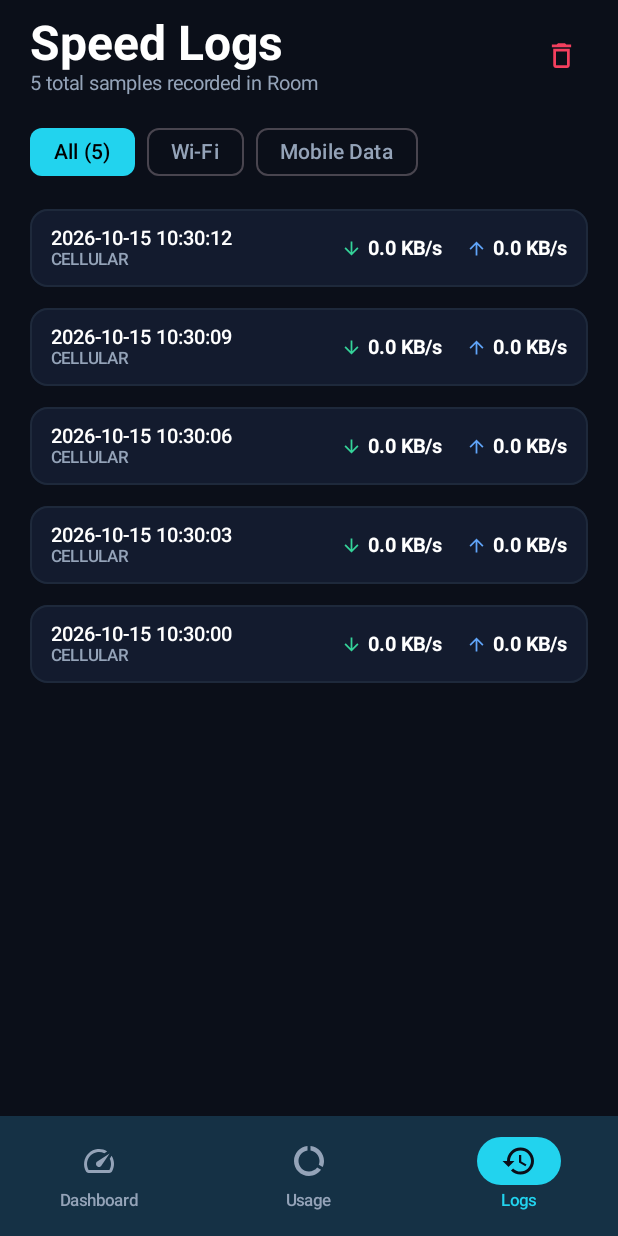
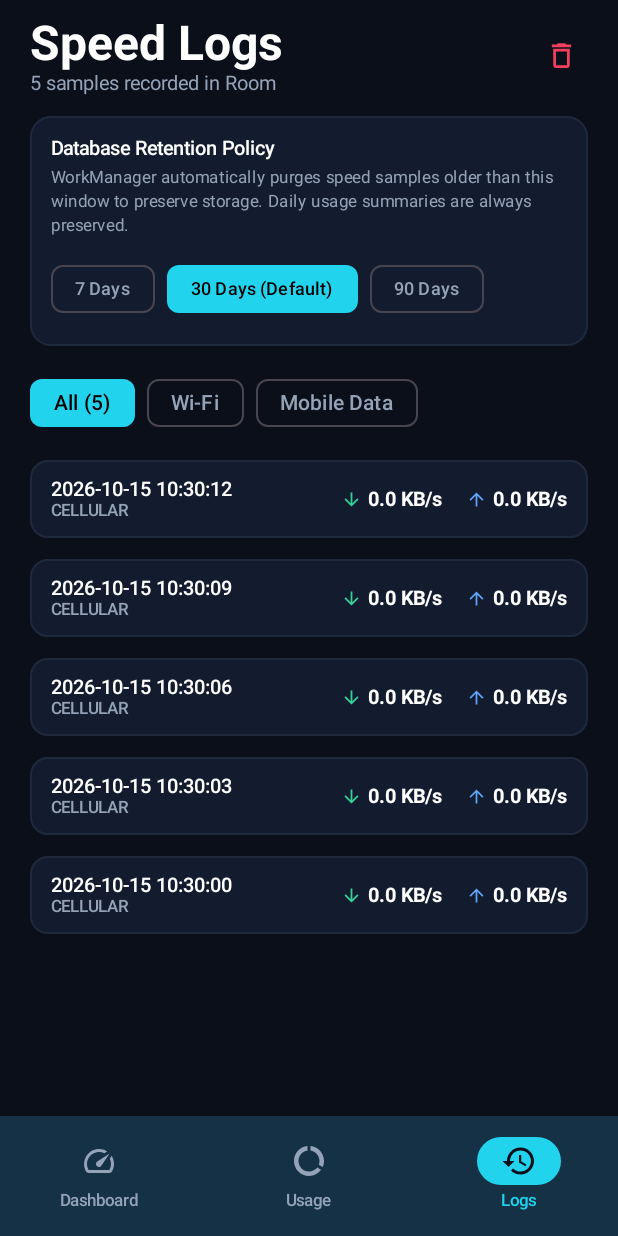
Before and after one commit to ayushgohil/Internet-Speed-Tracker-App, an Android app built with Jetpack Compose: the screen it shows after launch (MainActivity), item 3 of the bottom bar chosen, on a phone screen of 412 x 824 dp. Run offline under Robolectric (Android 15) with nearby library versions, the phone set to English and light mode, and no system bars; our stand-ins replace Room's generated code; 1 statement that could not run was skipped.

Commit message:
feat: Phase 7 final reliability, WorkManager log retention, and diagnostics
- Multi-day historical recovery: zero-value & delayed drop protection, timezone safety, year-end rollover
- Background Service: exception-safe foreground start, consecutive zero sample suppression, screen-off throttling (5s)
- Log Retention: configurable 7/30/90 days retention policy backed by WorkManager, preserving daily usage summaries
- Diagnostics: verified service status (Active, Stopped, Unknown, Needs Permission), last error logging, hardware info
- UI: enhanced Diagnostics section on Dashboard, retention policy selector on Logs, forced reconciliation on Usage refresh
- Automated QA: 23 unit tests covering diagnostics state, log retention, multi-day boundaries, and formatting

Co-authored-by: Ayush Gohil <ayush.gohil12@gmail.com>

```diff
--- a/app/build.gradle.kts
+++ b/app/build.gradle.kts
@@ -82,6 +82,9 @@ dependencies {
     implementation("androidx.room:room-ktx:$roomVersion")
     ksp("androidx.room:room-compiler:$roomVersion")
 
+    // WorkManager for background log retention
+    implementation("androidx.work:work-runtime-ktx:2.9.0")
+
     // Testing
     testImplementation("junit:junit:4.13.2")
     debugImplementation("androidx.compose.ui:ui-tooling")
--- a/app/src/main/AndroidManifest.xml
+++ b/app/src/main/AndroidManifest.xml
@@ -12,6 +12,7 @@
     <!-- Foreground service and background resilience permissions -->
     <uses-permission android:name="android.permission.FOREGROUND_SERVICE" />
     <uses-permission android:name="android.permission.FOREGROUND_SERVICE_SPECIAL_USE" />
+    <uses-permission android:name="android.permission.FOREGROUND_SERVICE_DATA_SYNC" />
     <uses-permission android:name="android.permission.POST_NOTIFICATIONS" />
     <uses-permission android:name="android.permission.RECEIVE_BOOT_COMPLETED" />
     <uses-permission android:name="android.permission.REQUEST_IGNORE_BATTERY_OPTIMIZATIONS" />
--- a/app/src/main/java/com/ayush/netpulse/NetPulseApp.kt
+++ b/app/src/main/java/com/ayush/netpulse/NetPulseApp.kt
@@ -27,6 +27,7 @@ class NetPulseApp : Application() {
     override fun onCreate() {
         super.onCreate()
         instance = this
+        com.ayush.netpulse.worker.LogRetentionWorker.enqueuePeriodic(this)
     }
 
     companion object {
--- a/app/src/main/java/com/ayush/netpulse/data/model/DiagnosticsInfo.kt
+++ b/app/src/main/java/com/ayush/netpulse/data/model/DiagnosticsInfo.kt
@@ -1,6 +1,5 @@
 package com.ayush.netpulse.data.model
 
-import com.ayush.netpulse.util.NetworkUtils
 import java.text.SimpleDateFormat
 import java.util.Date
 import java.util.Locale
@@ -14,6 +13,9 @@ data class DiagnosticsInfo(
     val lastReconciliationStatus: String = "Not yet executed",
     val lastServiceStartTimestamp: Long = 0L,
     val lastServiceStopReason: String = "None",
+    val lastKnownError: String? = null,
+    val logRetentionDays: Int = 30,
+    val lastCleanupTimestamp: Long = 0L,
     val hasNotificationPermission: Boolean = false,
     val hasUsageAccessPermission: Boolean = false,
     val isBatteryOptimizationIgnored: Boolean = false,
@@ -22,6 +24,20 @@ data class DiagnosticsInfo(
     val deviceManufacturer: String = "",
     val deviceModel: String = ""
 ) {
+    /**
+     * Resolves the verified service state using requested standard categories:
+     * "Active", "Stopped", "Unknown", or "Needs Permission".
+     * Does not assume the service is running merely because monitoring is enabled in prefs.
+     */
+    val resolvedServiceStatus: String
+        get() = when {
+            isForegroundServiceRunning -> "Active"
+            !hasNotificationPermission -> "Needs Permission"
+            !isBackgroundMonitoringEnabled -> "Stopped"
+            isServiceStatePotentiallyStale -> "Unknown (Stale)"
+            else -> "Unknown"
+        }
+
     fun formatTimestamp(timestamp: Long): String {
         if (timestamp <= 0L) return "Never"
         val sdf = SimpleDateFormat("yyyy-MM-dd HH:mm:ss", Locale.getDefault())
--- a/app/src/main/java/com/ayush/netpulse/ui/MainActivity.kt
+++ b/app/src/main/java/com/ayush/netpulse/ui/MainActivity.kt
@@ -59,8 +59,9 @@ class MainActivity : ComponentActivity() {
                     onRequestBatteryOptimization = {
                         startActivity(NetworkUtils.createIgnoreBatteryOptimizationIntent(this))
                     },
-                    onRefreshUsage = { viewModel.loadDailyDataUsage() },
-                    onClearLogs = { viewModel.clearLogs() }
+                    onRefreshUsage = { viewModel.loadDailyDataUsage(forceReconcile = true) },
+                    onClearLogs = { viewModel.clearLogs() },
+                    onSetLogRetentionDays = { days -> viewModel.setLogRetentionDays(days) }
                 )
             }
         }
--- a/app/src/main/java/com/ayush/netpulse/ui/MainScreen.kt
+++ b/app/src/main/java/com/ayush/netpulse/ui/MainScreen.kt
@@ -37,6 +37,7 @@ fun MainScreen(
     onRequestBatteryOptimization: () -> Unit,
     onRefreshUsage: () -> Unit,
     onClearLogs: () -> Unit,
+    onSetLogRetentionDays: (Int) -> Unit = {},
     modifier: Modifier = Modifier
 ) {
     var currentScreen by rememberSaveable { mutableStateOf(NavScreen.DASHBOARD) }
@@ -102,6 +103,8 @@ fun MainScreen(
             NavScreen.LOGS -> {
                 LogsTab(
                     records = uiState.recentRecords,
+                    retentionDays = uiState.diagnosticsInfo.logRetentionDays,
+                    onSetRetentionDays = onSetLogRetentionDays,
                     onClearLogs = onClearLogs,
                     modifier = Modifier.padding(innerPadding)
                 )
--- a/app/src/main/java/com/ayush/netpulse/ui/dashboard/DashboardTab.kt
+++ b/app/src/main/java/com/ayush/netpulse/ui/dashboard/DashboardTab.kt
@@ -632,6 +632,13 @@ private fun QuickNavCard(
 
 @Composable
 private fun DiagnosticsSection(diagnostics: DiagnosticsInfo) {
+    val serviceStatusColor = when (diagnostics.resolvedServiceStatus) {
+        "Active" -> Emerald400
+        "Stopped" -> Slate400
+        "Needs Permission" -> Amber500
+        else -> Rose500
+    }
+
     Card(
         modifier = Modifier
             .fillMaxWidth()
@@ -662,9 +669,15 @@ private fun DiagnosticsSection(diagnostics: DiagnosticsInfo) {
             Spacer(modifier = Modifier.height(10.dp))
 
             DiagnosticItemRow(
-                label = "Service Process",
-                value = if (diagnostics.isForegroundServiceRunning) "Running" else "Stopped",
-                valueColor = if (diagnostics.isForegroundServiceRunning) Emerald400 else Slate400
+                label = "Monitoring",
+                value = if (diagnostics.isBackgroundMonitoringEnabled) "Enabled" else "Disabled",
+                valueColor = if (diagnostics.isBackgroundMonitoringEnabled) Cyan400 else Slate400
+            )
+
+            DiagnosticItemRow(
+                label = "Last Known Service State",
+                value = diagnostics.resolvedServiceStatus,
+                valueColor = serviceStatusColor
             )
 
             if (diagnostics.isServiceStatePotentiallyStale) {
@@ -676,46 +689,69 @@ private fun DiagnosticsSection(diagnostics: DiagnosticsInfo) {
             }
 
             DiagnosticItemRow(
-                label = "Background Preference",
-                value = if (diagnostics.isBackgroundMonitoringEnabled) "Auto-start on boot" else "Disabled",
-                valueColor = Color.White
-            )
-
-            DiagnosticItemRow(
-                label = "Last Speed Sample",
-                value = diagnostics.formatTimestamp(diagnostics.lastSpeedSampleTimestamp),
-                valueColor = Color.White
-            )
-
-            DiagnosticItemRow(
                 label = "Last Service Start",
                 value = diagnostics.formatTimestamp(diagnostics.lastServiceStartTimestamp),
                 valueColor = Color.White
             )
 
             DiagnosticItemRow(
-                label = "Last Stop Reason",
-                value = diagnostics.lastServiceStopReason,
-                valueColor = Slate400
+                label = "Last Speed Measurement",
+                value = diagnostics.formatTimestamp(diagnostics.lastSpeedSampleTimestamp),
+                valueColor = Color.White
             )
 
             DiagnosticItemRow(
-                label = "Historical Recovery",
+                label = "Historical Reconciliation",
+                value = diagnostics.formatTimestamp(diagnostics.lastReconciliationTimestamp),
+                valueColor = Color.White
+            )
+
+            DiagnosticItemRow(
+                label = "Reconciliation Status",
                 value = diagnostics.lastReconciliationStatus,
                 valueColor = if (diagnostics.lastReconciliationStatus.startsWith("Success")) Emerald400 else Slate400
             )
 
             DiagnosticItemRow(
-                label = "Battery Governor",
+                label = "Usage Access",
+                value = if (diagnostics.hasUsageAccessPermission) "Granted" else "Needs Permission",
+                valueColor = if (diagnostics.hasUsageAccessPermission) Emerald400 else Amber500
+            )
+
+            DiagnosticItemRow(
+                label = "Notification Permission",
+                value = if (diagnostics.hasNotificationPermission) "Granted" else "Needs Permission",
+                valueColor = if (diagnostics.hasNotificationPermission) Emerald400 else Amber500
+            )
+
+            DiagnosticItemRow(
+                label = "Battery Optimization",
                 value = if (diagnostics.isBatteryOptimizationIgnored) "Unrestricted" else "Optimized",
                 valueColor = if (diagnostics.isBatteryOptimizationIgnored) Emerald400 else Amber500
             )
 
             DiagnosticItemRow(
-                label = "Device Hardware",
-                value = "${diagnostics.deviceManufacturer} ${diagnostics.deviceModel} (Android ${diagnostics.androidVersion})",
+                label = "Android & Hardware",
+                value = "${diagnostics.deviceManufacturer} ${diagnostics.deviceModel} (Android ${diagnostics.androidVersion}, API ${diagnostics.apiLevel})",
                 valueColor = Slate400
             )
+
+            if (!diagnostics.lastKnownError.isNullOrBlank()) {
+                Spacer(modifier = Modifier.height(6.dp))
+                Box(
+                    modifier = Modifier
+                        .fillMaxWidth()
+                        .background(Rose500.copy(alpha = 0.1f), RoundedCornerShape(8.dp))
+                        .padding(horizontal = 10.dp, vertical = 6.dp)
+                ) {
+                    Text(
+                        text = "Last Known Error: ${diagnostics.lastKnownError}",
+                        style = MaterialTheme.typography.bodySmall,
+                        color = Rose500,
+                        fontSize = 11.sp
+                    )
+                }
+            }
         }
     }
 }
--- a/app/src/main/java/com/ayush/netpulse/ui/dashboard/DashboardViewModel.kt
+++ b/app/src/main/java/com/ayush/netpulse/ui/dashboard/DashboardViewModel.kt
@@ -143,6 +143,9 @@ class DashboardViewModel(
             lastReconciliationStatus = preferencesManager.lastReconciliationStatus ?: "Not executed",
             lastServiceStartTimestamp = preferencesManager.lastServiceStartTimestamp,
             lastServiceStopReason = preferencesManager.lastServiceStopReason ?: "None",
+            lastKnownError = preferencesManager.lastKnownError,
+            logRetentionDays = preferencesManager.logRetentionDays,
+            lastCleanupTimestamp = preferencesManager.lastCleanupTimestamp,
             hasNotificationPermission = _uiState.value.hasNotificationPermission,
             hasUsageAccessPermission = _uiState.value.hasUsageAccessPermission,
             isBatteryOptimizationIgnored = _uiState.value.isBatteryOptimizationIgnored,
@@ -155,10 +158,10 @@ class DashboardViewModel(
         _uiState.update { it.copy(diagnosticsInfo = diag) }
     }
 
-    fun loadDailyDataUsage() {
+    fun loadDailyDataUsage(forceReconcile: Boolean = false) {
         viewModelScope.launch {
             _uiState.update { it.copy(isLoadingUsage = true, usageErrorMessage = null) }
-            val result = repository.getTodayDataUsage()
+            val result = repository.getTodayDataUsage(forceReconcile = forceReconcile)
             result.onSuccess { usage ->
                 _uiState.update {
                     it.copy(
@@ -255,6 +258,12 @@ class DashboardViewModel(
         }
     }
 
+    fun setLogRetentionDays(days: Int) {
+        preferencesManager.logRetentionDays = days
+        com.ayush.netpulse.worker.LogRetentionWorker.triggerImmediate(getApplication())
+        refreshDiagnostics()
+    }
+
     override fun onCleared() {
         super.onCleared()
         stopLocalMonitoring()
--- a/app/src/main/java/com/ayush/netpulse/ui/logs/LogsTab.kt
+++ b/app/src/main/java/com/ayush/netpulse/ui/logs/LogsTab.kt
@@ -59,6 +59,8 @@ import java.util.Locale
 @Composable
 fun LogsTab(
     records: List<SpeedRecordEntity>,
+    retentionDays: Int = 30,
+    onSetRetentionDays: (Int) -> Unit = {},
     onClearLogs: () -> Unit,
     modifier: Modifier = Modifier
 ) {
@@ -119,7 +121,7 @@ fun LogsTab(
                         fontWeight = FontWeight.Bold
                     )
                     Text(
-                        text = "${records.size} total samples recorded in Room",
+                        text = "${records.size} samples recorded in Room",
                         style = MaterialTheme.typography.bodyMedium,
                         color = Slate400
                     )
@@ -136,6 +138,56 @@ fun LogsTab(
                             tint = Rose500,
                             modifier = Modifier.size(22.dp)
                         )
+                    }
+                }
+            }
+        }
+
+        // Configurable Retention Policy Card
+        item {
+            Card(
+                modifier = Modifier
+                    .fillMaxWidth()
+                    .border(1.dp, DarkCardBorder, RoundedCornerShape(14.dp)),
+                colors = CardDefaults.cardColors(containerColor = DarkSurface),
+                shape = RoundedCornerShape(14.dp)
+            ) {
+                Column(modifier = Modifier.padding(14.dp)) {
+                    Text(
+                        text = "Database Retention Policy",
+                        style = MaterialTheme.typography.titleMedium,
+                        color = Color.White,
+                        fontSize = 13.sp,
+                        fontWeight = FontWeight.SemiBold
+                    )
+                    Spacer(modifier = Modifier.height(4.dp))
+                    Text(
+                        text = "WorkManager automatically purges speed samples older than this window to preserve storage. Daily usage summaries are always preserved.",
+                        style = MaterialTheme.typography.bodySmall,
+                        color = Slate400,
+                        fontSize = 11.sp
+                    )
+                    Spacer(modifier = Modifier.height(10.dp))
+                    Row(
+                        horizontalArrangement = Arrangement.spacedBy(8.dp)
+                    ) {
+                        listOf(7, 30, 90).forEach { days ->
+                            val isSelected = retentionDays == days
+                            FilterChip(
+                                selected = isSelected,
+                                onClick = { onSetRetentionDays(days) },
+                                label = {
+                                    Text(
+                                        if (days == 30) "30 Days (Default)" else "$days Days",
+                                        fontSize = 12.sp
+                                    )
+                                },
+                                colors = FilterChipDefaults.filterChipColors(
+                                    selectedContainerColor = Cyan400,
+                                    selectedLabelColor = Color.Black
+                                )
+                            )
+                        }
                     }
                 }
             }
--- a/app/src/main/java/com/ayush/netpulse/util/PreferencesManager.kt
+++ b/app/src/main/java/com/ayush/netpulse/util/PreferencesManager.kt
@@ -36,6 +36,18 @@ class PreferencesManager(context: Context) {
         get() = prefs.getLong(KEY_LAST_SPEED_SAMPLE_TIMESTAMP, 0L)
         set(value) = prefs.edit().putLong(KEY_LAST_SPEED_SAMPLE_TIMESTAMP, value).apply()
 
+    var logRetentionDays: Int
+        get() = prefs.getInt(KEY_LOG_RETENTION_DAYS, 30)
+        set(value) = prefs.edit().putInt(KEY_LOG_RETENTION_DAYS, value).apply()
+
+    var lastKnownError: String?
+        get() = prefs.getString(KEY_LAST_KNOWN_ERROR, null)
+        set(value) = prefs.edit().putString(KEY_LAST_KNOWN_ERROR, value).apply()
+
+    var lastCleanupTimestamp: Long
+        get() = prefs.getLong(KEY_LAST_CLEANUP_TIMESTAMP, 0L)
+        set(value) = prefs.edit().putLong(KEY_LAST_CLEANUP_TIMESTAMP, value).apply()
+
     companion object {
         private const val PREFS_NAME = "netpulse_preferences"
         private const val KEY_BACKGROUND_MONITORING = "key_background_monitoring"
@@ -45,6 +57,9 @@ class PreferencesManager(context: Context) {
         private const val KEY_LAST_SERVICE_START_TIMESTAMP = "key_last_service_start_timestamp"
         private const val KEY_LAST_SERVICE_STOP_REASON = "key_last_service_stop_reason"
         private const val KEY_LAST_SPEED_SAMPLE_TIMESTAMP = "key_last_speed_sample_timestamp"
+        private const val KEY_LOG_RETENTION_DAYS = "key_log_retention_days"
+        private const val KEY_LAST_KNOWN_ERROR = "key_last_known_error"
+        private const val KEY_LAST_CLEANUP_TIMESTAMP = "key_last_cleanup_timestamp"
 
         @Volatile
         private var INSTANCE: PreferencesManager? = null
--- /dev/null
+++ b/app/src/main/java/com/ayush/netpulse/worker/LogRetentionWorker.kt
@@ -0,0 +1,74 @@
+package com.ayush.netpulse.worker
+
+import android.content.Context
+import android.util.Log
+import androidx.work.Constraints
+import androidx.work.CoroutineWorker
+import androidx.work.ExistingPeriodicWorkPolicy
+import androidx.work.OneTimeWorkRequestBuilder
+import androidx.work.PeriodicWorkRequestBuilder
+import androidx.work.WorkManager
+import androidx.work.WorkerParameters
+import com.ayush.netpulse.NetPulseApp
+import com.ayush.netpulse.util.PreferencesManager
+import java.util.concurrent.TimeUnit
+
+class LogRetentionWorker(
+    appContext: Context,
+    workerParams: WorkerParameters
+) : CoroutineWorker(appContext, workerParams) {
+
+    override suspend fun doWork(): Result {
+        return try {
+            val app = applicationContext as? NetPulseApp ?: return Result.failure()
+            val prefs = PreferencesManager.getInstance(applicationContext)
+            val retentionDays = prefs.logRetentionDays.coerceAtLeast(1)
+
+            val cutoffMillis = System.currentTimeMillis() - (retentionDays.toLong() * 24L * 60L * 60L * 1000L)
+            val deletedCount = app.networkRepository.deleteSpeedRecordsOlderThan(cutoffMillis)
+
+            prefs.lastCleanupTimestamp = System.currentTimeMillis()
+            Log.d(TAG, "Log retention cleanup executed: purged $deletedCount records older than $retentionDays days (cutoff: $cutoffMillis)")
+
+            Result.success()
+        } catch (e: Exception) {
+            Log.e(TAG, "Error performing log retention cleanup: ${e.message}", e)
+            Result.retry()
+        }
+    }
+
+    companion object {
+        private const val TAG = "LogRetentionWorker"
+        private const val WORK_NAME = "netpulse_log_retention_periodic"
+
+        /**
+         * Enqueues daily periodic log cleanup to maintain bounded database size.
+         */
+        fun enqueuePeriodic(context: Context) {
+            val constraints = Constraints.Builder()
+                .setRequiresBatteryNotLow(true)
+                .build()
+
+            val periodicRequest = PeriodicWorkRequestBuilder<LogRetentionWorker>(
+                1, TimeUnit.DAYS
+            )
+                .setConstraints(constraints)
+                .build()
+
+            WorkManager.getInstance(context).enqueueUniquePeriodicWork(
+                WORK_NAME,
+                ExistingPeriodicWorkPolicy.KEEP,
+                periodicRequest
+            )
+        }
+
+        /**
+         * Triggers an immediate one-off cleanup (e.g. when user changes retention setting).
+         */
+        fun triggerImmediate(context: Context) {
+            val oneTimeRequest = OneTimeWorkRequestBuilder<LogRetentionWorker>()
+                .build()
+            WorkManager.getInstance(context).enqueue(oneTimeRequest)
+        }
+    }
+}
```
Also changed, not shown: app/src/main/java/com/ayush/netpulse/data/repository/NetworkRepository.kt (+58 -28 lines), app/src/main/java/com/ayush/netpulse/service/BootReceiver.kt (+23 -3 lines), app/src/main/java/com/ayush/netpulse/service/SpeedTrackerService.kt (+37 -6 lines), 4 other files.
